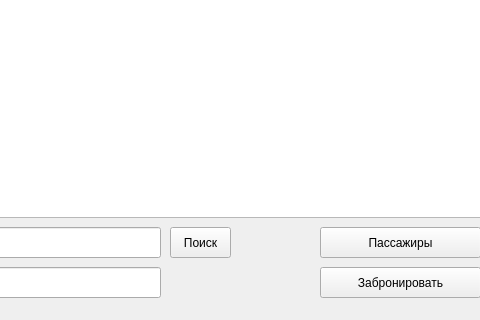
Old version of the form сons_int.ui in the repository Ralvage/KP_BSBD; both pictures show x 270 to 750 and y 233 to 553 of the 932 by 553 pixel window.
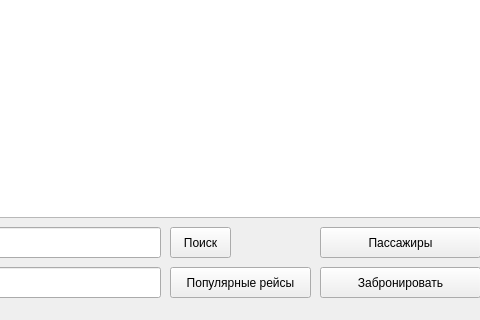
New version of the form.

```diff
--- a/сons_int.ui
+++ b/сons_int.ui
@@ -242,6 +242,19 @@
      </rect>
     </property>
    </widget>
+   <widget class="QPushButton" name="pushButton_5">
+    <property name="geometry">
+     <rect>
+      <x>440</x>
+      <y>500</y>
+      <width>141</width>
+      <height>31</height>
+     </rect>
+    </property>
+    <property name="text">
+     <string>Популярные рейсы</string>
+    </property>
+   </widget>
   </widget>
   <widget class="QStatusBar" name="statusbar"/>
  </widget>
```
